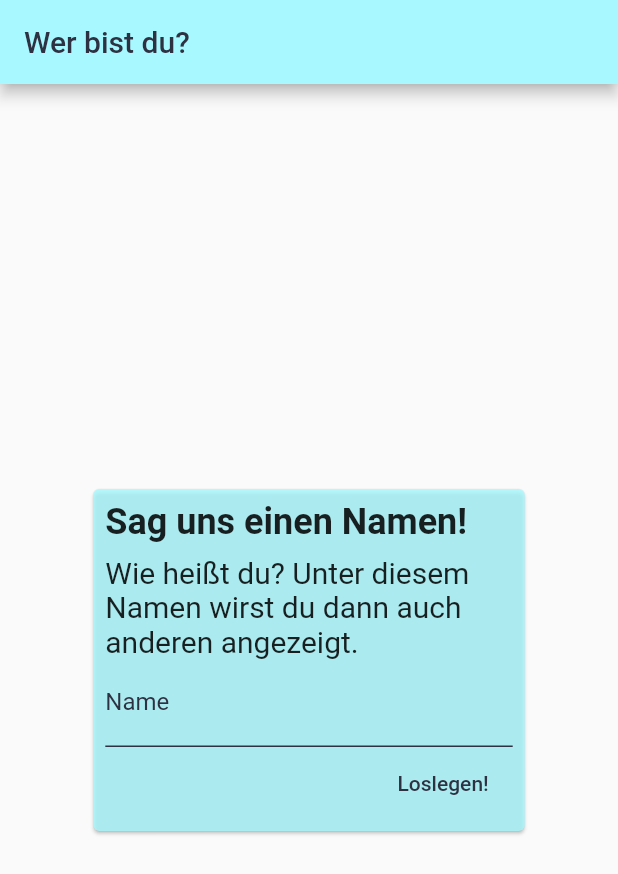
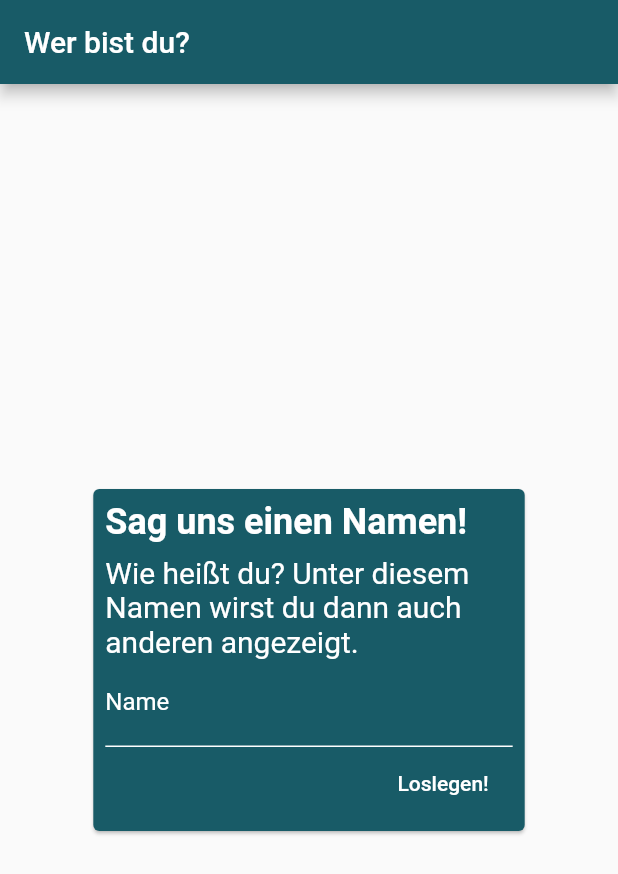
Before and after one commit to Alexx882/flocker, a Flutter app: the screen it shows after launch, on a phone screen of 412 x 824 dp. Shown: the top 874 px of the screen. Run offline on Flutter 3.47's test engine with Material 2 defaults, Android fonts, the phone set to English and light mode, and no system bars; our stand-ins replace battery, flutter_map, latlong, location, shared_preferences; missing offline and left inert: cron, sirius.

Commit message:
adapted color scheme to the one of our slides
removed Debug-banner

```diff
--- /dev/null
+++ b/app/lib/color_manager.dart
@@ -0,0 +1,5 @@
+import 'package:flutter/material.dart';
+
+class ColorManager {
+  static final Color colorAnja = const Color(0xFF185b67);
+}
--- a/app/lib/main.dart
+++ b/app/lib/main.dart
@@ -8,12 +8,15 @@ class MyApp extends StatelessWidget {
   final Color colorPaleCerulean = const Color.fromRGBO(155, 196, 203, 1);
   final Color colorGunmetal = const Color.fromRGBO(45, 49, 66, 1);
 
+  final Color colorAnja = const Color(0xFF185b67);
+
   @override
   Widget build(BuildContext context) {
     return MaterialApp(
+      debugShowCheckedModeBanner: false,
       title: 'Flocker - Where dem Cool Kids At',
       theme: ThemeData(
-        primaryColor: colorAeroBlue,
+        primaryColor: colorAnja,
         accentColor: colorAeroBlue,
         buttonTheme: ButtonThemeData(
           buttonColor: colorPaleCerulean,
--- a/app/lib/ui/cluster_view.dart
+++ b/app/lib/ui/cluster_view.dart
@@ -1,4 +1,5 @@
 import 'package:flocker/cluster/model/cluster.dart';
+import 'package:flocker/color_manager.dart';
 import 'package:flocker/edge/abstract_server_connection.dart';
 import 'package:flocker/ui/single_cluster_view.dart';
 import 'package:flutter/material.dart';
@@ -45,6 +46,9 @@ class _ClusterViewState extends State<ClusterView> {
                       aspectRatio: 1,
                       child: CircularProgressIndicator(
                         strokeWidth: 6,
+                        valueColor: AlwaysStoppedAnimation<Color>(
+                          ColorManager.colorAnja,
+                        ),
                       ),
                     ),
                   ),
--- a/app/lib/ui/tracking_view.dart
+++ b/app/lib/ui/tracking_view.dart
@@ -34,8 +34,6 @@ class _TrackingViewState extends State<TrackingView> {
 
   static final String textPrefix = "Du wirst jetzt überwacht.\n";
   String _text = textPrefix;
-
-  static final String helloPrefix = "Hallo,";
 
   void _setupAnimation() {
     _breathingController = AnimationController(
--- a/app/lib/ui/username_view.dart
+++ b/app/lib/ui/username_view.dart
@@ -1,3 +1,4 @@
+import 'package:flocker/color_manager.dart';
 import 'package:flocker/ui/main_view.dart';
 import 'package:flutter/material.dart';
 import 'package:shared_preferences/shared_preferences.dart';
@@ -58,13 +59,13 @@ class _UsernameViewState extends State<UsernameView> {
         title: Text(
           "Wer bist du?",
           style: TextStyle(
-            color: const Color.fromRGBO(45, 49, 66, 1),
+            color: Colors.white,
           ),
         ),
       ),
       body: Center(
         child: Card(
-          color: const Color.fromRGBO(168, 249, 255, .8),
+          color: ColorManager.colorAnja,
           child: Padding(
             padding: const EdgeInsets.all(8.0),
             child: FractionallySizedBox(
@@ -80,33 +81,30 @@ class _UsernameViewState extends State<UsernameView> {
                       child: Text(
                         "Sag uns einen Namen!",
                         style: TextStyle(
-                          fontSize: 24.0,
-                          fontWeight: FontWeight.bold,
-                        ),
+                            fontSize: 24.0,
+                            fontWeight: FontWeight.bold,
+                            color: Colors.white),
                       ),
                     ),
                     SizedBox(height: 8),
                     Text(
                       "Wie heißt du? Unter diesem Namen wirst du dann auch anderen angezeigt.",
-                      style: TextStyle(
-                        fontSize: 20.0,
-                      ),
+                      style: TextStyle(fontSize: 20.0, color: Colors.white),
                     ),
                     TextFormField(
-                      cursorColor: const Color.fromRGBO(45, 49, 66, 1),
+                      style: TextStyle(color: Colors.white),
+                      cursorColor: Colors.white,
                       decoration: InputDecoration(
                         labelText: "Name",
-                        labelStyle: TextStyle(
-                          color: const Color.fromRGBO(45, 49, 66, 1),
-                        ),
-                        focusColor: const Color.fromRGBO(45, 49, 66, 1),
+                        labelStyle: TextStyle(color: Colors.white),
+                        focusColor: Colors.white,
                         focusedBorder: UnderlineInputBorder(
                             borderSide: BorderSide(
-                          color: const Color.fromRGBO(45, 49, 66, 1),
+                          color: Colors.white,
                         )),
                         enabledBorder: UnderlineInputBorder(
                             borderSide: BorderSide(
-                          color: const Color.fromRGBO(45, 49, 66, 1),
+                          color: Colors.white,
                         )),
                       ),
                       onSaved: (String value) => _username = value,
@@ -137,7 +135,7 @@ class _UsernameViewState extends State<UsernameView> {
                           Text(
                             "Loslegen!",
                             style: TextStyle(
-                              color: const Color.fromRGBO(45, 49, 66, 1),
+                              color: Colors.white,
                             ),
                           ),
                         ],
```
Also changed, not shown: app/lib/ui/location_view.dart (+14 -5 lines).
